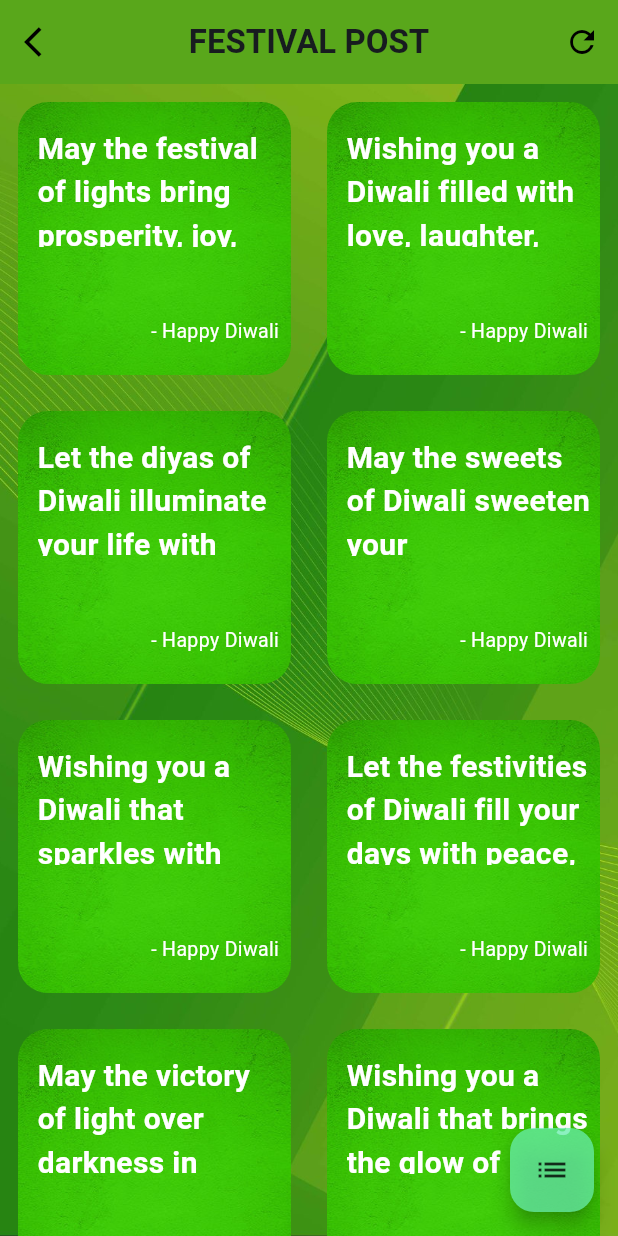
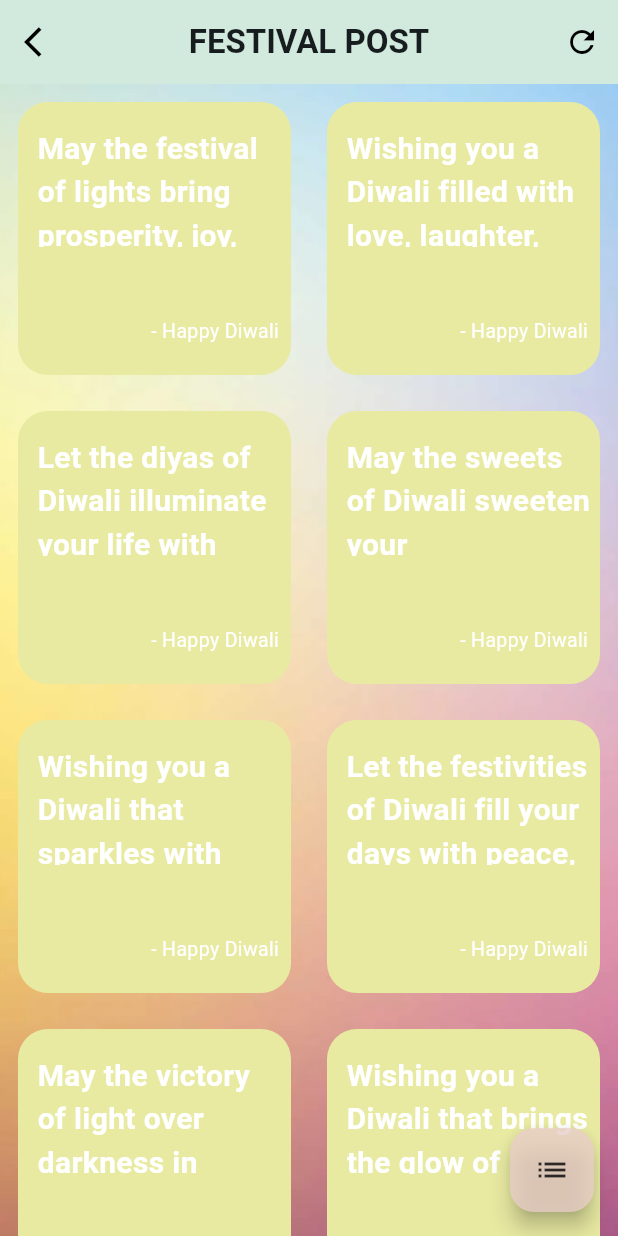
Before and after one commit to Bhavin1313/Bhavin_PR_7_Festival_App_Flutter_App, a Flutter app: the All_Quotes screen opened by its route, after a tap on the "grid 3x3" icon, on a phone screen of 412 x 824 dp. Run offline on Flutter 3.47's test engine with Material 2 defaults, Android fonts, the phone set to English and light mode, and no system bars; our stand-ins replace google_fonts; missing offline and left inert: share_extend; network calls fail.

Commit message:
change background

```diff
--- a/lib/Views/festival_quote.dart
+++ b/lib/Views/festival_quote.dart
@@ -41,7 +41,7 @@ class _All_QuotesState extends State<All_Quotes> {
           (isToggled == true) ? Icons.grid_3x3 : Icons.list,
           color: Colors.black.withOpacity(.8),
         ),
-        backgroundColor: Colors.greenAccent.withOpacity(.74),
+        backgroundColor: Color(0xffebcecc).withOpacity(.74),
       ),
       appBar: AppBar(
         centerTitle: true,
@@ -51,7 +51,7 @@ class _All_QuotesState extends State<All_Quotes> {
             fontWeight: FontWeight.bold,
           ),
         ),
-        backgroundColor: Color(0xff59a71b),
+        backgroundColor: Color(0xffd1eadd),
         leading: IconButton(
           onPressed: () {
             Navigator.pop(context);
@@ -90,7 +90,7 @@ class _All_QuotesState extends State<All_Quotes> {
             decoration: BoxDecoration(
                 image: DecorationImage(
               image: AssetImage(
-                  "lib/Components/Assets/wwabstract-background-green-1-scaled.jpg"),
+                  "lib/Components/Assets/Color Accessibility _ UX Best Practices for Using Color in Design.webp"),
               fit: BoxFit.cover,
             )),
           ),
@@ -107,12 +107,7 @@ class _All_QuotesState extends State<All_Quotes> {
                       child: Container(
                         height: h * .3,
                         decoration: BoxDecoration(
-                          image: DecorationImage(
-                            image: AssetImage(
-                              "lib/Components/Assets/w1rm218batch5-katie-20_1.jpg",
-                            ),
-                            fit: BoxFit.cover,
-                          ),
+                          color: Color(0xffe8eaa2),
                           borderRadius: BorderRadius.circular(20),
                         ),
                         child: Column(
@@ -162,12 +157,7 @@ class _All_QuotesState extends State<All_Quotes> {
                       child: Container(
                         decoration: BoxDecoration(
                           borderRadius: BorderRadius.circular(20),
-                          image: DecorationImage(
-                            image: AssetImage(
-                              "lib/Components/Assets/360_F_244394607_jvFiVq47yD0EZBGaFGhmTFfIz7e1llDL.jpg",
-                            ),
-                            fit: BoxFit.cover,
-                          ),
+                          color: Color(0xffe8eaa2),
                         ),
                         child: Column(
                           mainAxisAlignment: MainAxisAlignment.spaceEvenly,
--- a/lib/Views/wallpaper.dart
+++ b/lib/Views/wallpaper.dart
@@ -21,7 +21,7 @@ class _WallPaperState extends State<WallPaper> {
             fontWeight: FontWeight.bold,
           ),
         ),
-        backgroundColor: Colors.deepPurpleAccent,
+        backgroundColor: Color(0xffd1eadd),
         elevation: 2,
         shadowColor: Colors.grey,
         actions: [
@@ -51,7 +51,7 @@ class _WallPaperState extends State<WallPaper> {
             decoration: BoxDecoration(
               image: DecorationImage(
                 image: AssetImage(
-                    "lib/Components/Assets/iPhone-14-Purple-wallpaper.png"),
+                    "lib/Components/Assets/Color Accessibility _ UX Best Practices for Using Color in Design.webp"),
                 fit: BoxFit.cover,
               ),
             ),
--- a/lib/Views/wpdownlode.dart
+++ b/lib/Views/wpdownlode.dart
@@ -54,7 +54,7 @@ class _DownlodeState extends State<Downlode> {
             fontWeight: FontWeight.bold,
           ),
         ),
-        backgroundColor: Colors.deepPurpleAccent,
+        backgroundColor: Color(0xffd1eadd),
         elevation: 2,
         shadowColor: Colors.grey,
         actions: [
@@ -86,7 +86,7 @@ class _DownlodeState extends State<Downlode> {
             decoration: BoxDecoration(
               image: DecorationImage(
                 image: AssetImage(
-                    "lib/Components/Assets/iPhone-14-Purple-wallpaper.png"),
+                    "lib/Components/Assets/Color Accessibility _ UX Best Practices for Using Color in Design.webp"),
                 fit: BoxFit.cover,
               ),
             ),
```
Also changed, not shown: lib/Views/create_post.dart (+7 -6 lines), lib/Views/details_page.dart (+6 -6 lines), lib/Views/home_page.dart (+5 -4 lines), lib/Views/post_maker.dart (+4 -3 lines), lib/Components/Assets/Color Accessibility _ UX Best Practices for Using Color in Design.webp (added), 9 other files.
